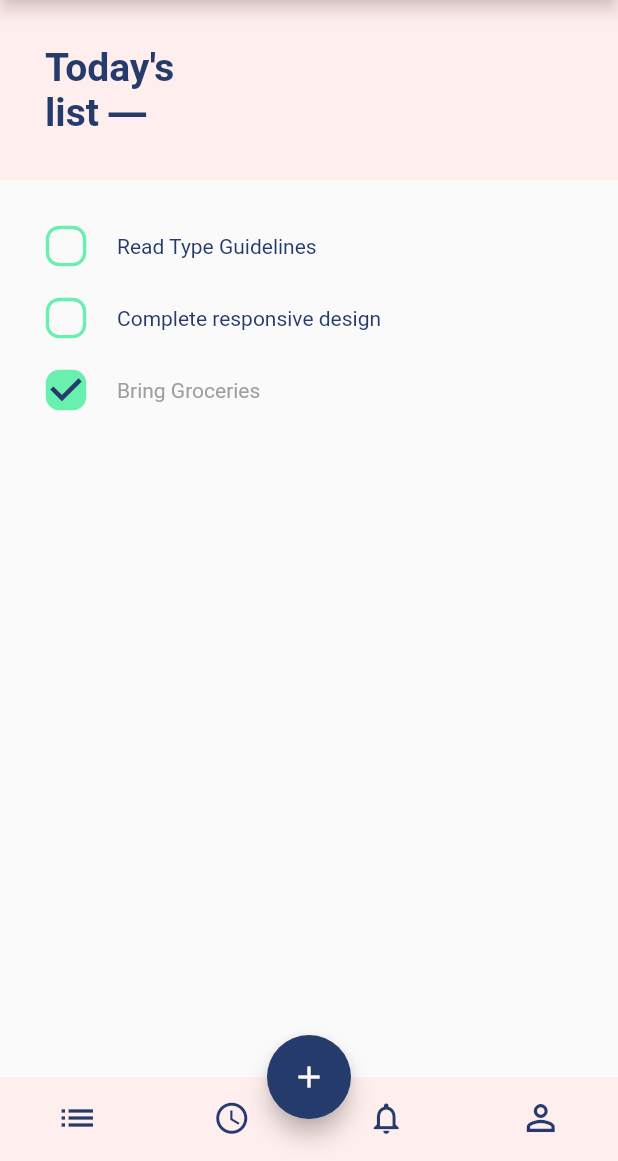
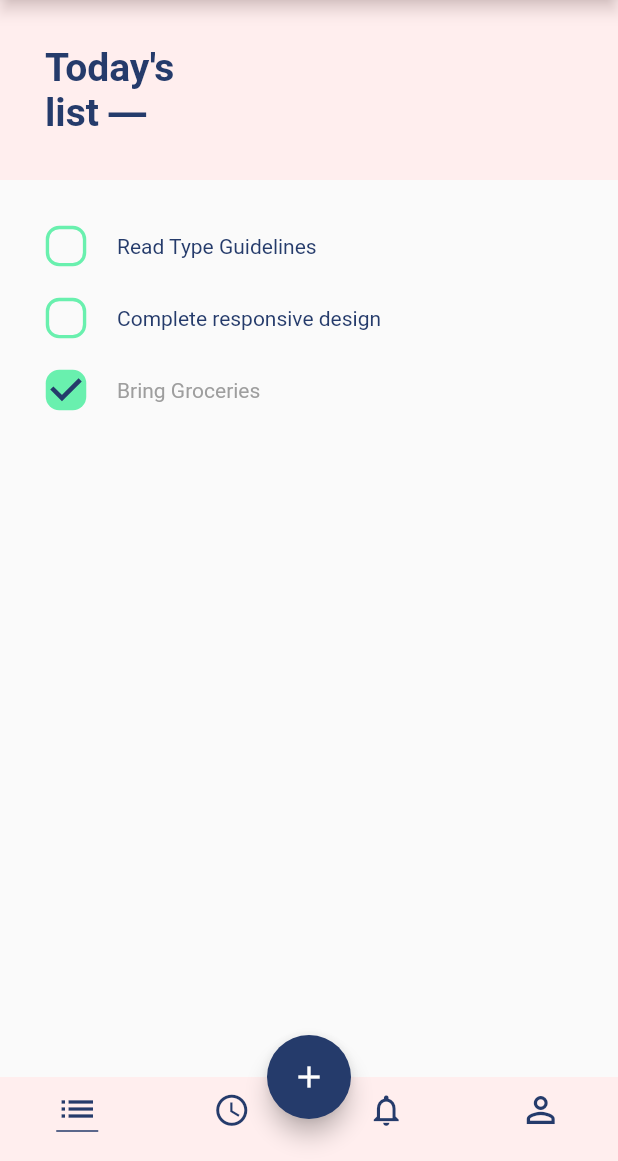
Before and after one commit to asmitzz/flutter_todo, a Flutter app: the screen it shows after launch, on a phone screen of 412 x 824 dp, the part 75-1236 px from its top. Run offline on Flutter 3.47's test engine with Material 2 defaults, Android fonts, the phone set to English and light mode, and no system bars.

Commit message:
Update bottom_bar.dart

```diff
--- a/lib/widgets/bottom_bar.dart
+++ b/lib/widgets/bottom_bar.dart
@@ -20,12 +20,16 @@ class _BottomBarState extends State<BottomBar> {
   @override
   Widget build(BuildContext context) {
     return BottomNavigationBar(
-      items: const <BottomNavigationBarItem>[
+      selectedLabelStyle: TextStyle(),
+      items: <BottomNavigationBarItem>[
         BottomNavigationBarItem(
-          icon: Icon(
-            Icons.list,
-            color: Color.fromRGBO(37, 59, 107, 1.0),
-            size: 28.0,
+          icon:Container(
+            decoration: const BoxDecoration(border: Border(bottom:BorderSide(color: Color.fromRGBO(37, 59, 107, 1.0)))),
+            child: const Icon(
+              Icons.list,
+              color: Color.fromRGBO(37, 59, 107, 1.0),
+              size: 28.0,
+            ),
           ),
           label: "",
         ),
@@ -60,7 +64,7 @@ class _BottomBarState extends State<BottomBar> {
       onTap: (index) => _onTap(context, index),
       iconSize: 40,
       elevation: 0,
-      selectedFontSize: 0,
+      selectedFontSize: 10,
     );
   }
 }
```
